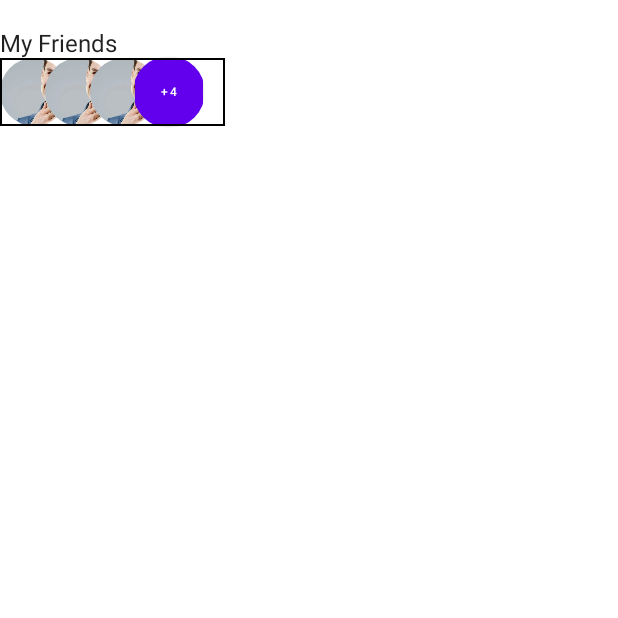
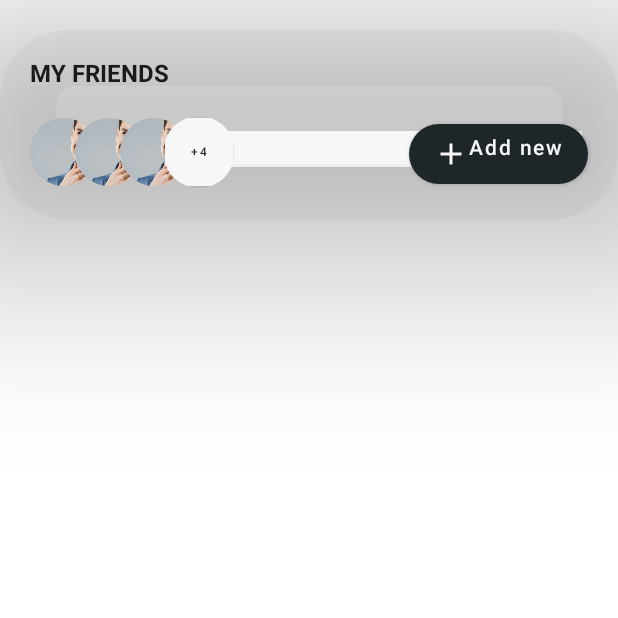
Before and after one commit to Nastya-Lis/StepWalker, an Android app built with Jetpack Compose: the composable FriendTab shown on its own in the app's theme, on a phone screen of 412 x 824 dp, the top half of it. Run offline under Robolectric (Android 15) with nearby library versions, the phone set to English and light mode, and no system bars.

Commit message:
Make full UI FirstScreen

```diff
--- a/app/src/main/java/com/example/stepwalker/screens/FirstScreen.kt
+++ b/app/src/main/java/com/example/stepwalker/screens/FirstScreen.kt
@@ -10,7 +10,9 @@ import androidx.compose.foundation.shape.CircleShape
 import androidx.compose.foundation.shape.RoundedCornerShape
 import androidx.compose.material.*
 import androidx.compose.material.icons.Icons
+import androidx.compose.material.icons.filled.Add
 import androidx.compose.material.icons.filled.Menu
+import androidx.compose.material.icons.outlined.Add
 import androidx.compose.runtime.Composable
 import androidx.compose.ui.Modifier
 import androidx.compose.ui.draw.clip
@@ -26,6 +28,7 @@ import androidx.compose.ui.unit.dp
 import androidx.compose.ui.unit.sp
 import com.example.stepwalker.R
 import java.util.*
+import kotlin.math.sign
 
 @Composable
 fun FirstScreen() {
@@ -46,6 +49,7 @@ fun FirstScreen() {
 
             StepsAllStatistic()
             FriendTab()
+            Discounts()
         }
     }
 }
@@ -186,42 +190,112 @@ fun MonthRecord() {
 
 @Composable
 fun FriendTab() {
-    Column(modifier = Modifier.padding(top = 20.dp)) {
-        Text("My Friends")
-        Row() {
-            /*it's better doing with LazyColumn*/
-            Box(modifier = Modifier.width(150.dp).border(1.dp, Color.Black)) {
-                    Image(painter = painterResource(id = R.drawable.man1),"friend",
+    Column(
+        modifier = Modifier
+            .padding(top = 20.dp)
+            .background(
+                Color(0xFFF7F7F8),
+                shape = RoundedCornerShape(45.dp)
+            )
+            //.border(1.dp, Color.Gray, shape = RoundedCornerShape(45.dp))
+            .shadow(
+                80.dp,
+                shape = RoundedCornerShape(50.dp)
+            )
+    )
+    {
+        Column(
+            modifier = Modifier
+                .padding(20.dp)
+        ) {
+            Box(Modifier.padding(bottom = 20.dp)) {
+                Text("My Friends".uppercase(), fontWeight = FontWeight.Bold)
+            }
+            Row(
+                modifier = Modifier.fillMaxWidth(),
+                horizontalArrangement = Arrangement.SpaceBetween
+            ) {
+                /*it's better doing with LazyColumn*/
+                Box(
+                    modifier = Modifier.width(150.dp)//.border(1.dp, Color.Black)
+                ) {
+                    Image(
+                        painter = painterResource(id = R.drawable.man1), "friend",
                         contentScale = ContentScale.Crop,
                         modifier = Modifier
                             .size(45.dp)
-                            .clip(CircleShape) )
+                            .clip(CircleShape)
+                    )
 
-                    Image(painter = painterResource(id = R.drawable.man1), "friend",
+                    Image(
+                        painter = painterResource(id = R.drawable.man1), "friend",
                         contentScale = ContentScale.Crop,
                         modifier = Modifier
                             .padding(start = 30.dp)
                             .size(45.dp)
-                            .clip(CircleShape))
+                            .clip(CircleShape)
+                    )
 
-                    Image(painter = painterResource(id = R.drawable.man1), "friend",
+                    Image(
+                        painter = painterResource(id = R.drawable.man1), "friend",
                         contentScale = ContentScale.Crop,
                         modifier = Modifier
                             .padding(start = 60.dp)
                             .size(45.dp)
-                            .clip(CircleShape))
+                            .clip(CircleShape)
+                    )
 
-                Button(onClick = {},modifier = Modifier.padding(start = 90.dp).size(45.dp)
-                    .clip(CircleShape), ){
-                    Text("+4", fontSize = 8.sp)
+                    Button(
+                        onClick = {}, modifier = Modifier
+                            .padding(start = 90.dp)
+                            .size(45.dp)
+                            .clip(CircleShape),
+                        colors = ButtonDefaults.buttonColors(backgroundColor = Color(0xFFF7F7F8))
+                    ) {
+                        Text("+4", fontSize = 8.sp, color = Color(0xFF1F262A))
+                    }
                 }
-//                    Image(painter = painterResource(id = R.drawable.man1), "friend",
-//                        contentScale = ContentScale.Crop,
-//                        modifier = Modifier.padding(start = 90.dp)
-//                            .size(45.dp)
-//                            .clip(CircleShape))
 
+                Button(
+                    onClick = {}, shape = RoundedCornerShape(45.dp),
+                    colors = ButtonDefaults.buttonColors(backgroundColor = Color(0xFF1F262A))
+                ) {
+                    Row() {
+                        Icon(Icons.Filled.Add, "plus", tint = Color(0xFFF7F7F8))
+                        Text("Add new", color = Color(0xFFF7F7F8))
+                    }
+
+                }
             }
         }
     }
 }
+
+@Composable
+fun Discounts() {
+    Column(modifier = Modifier.padding(top = 20.dp)) {
+        Text("Available discounts", fontWeight = FontWeight.Bold)
+        LazyColumn(modifier = Modifier.padding(top = 20.dp)) {
+            items(4) {
+                Row(
+                    modifier = Modifier
+                        .fillMaxWidth()
+                        .padding(bottom = 10.dp),
+                    horizontalArrangement = Arrangement.SpaceBetween
+                ) {
+                    Image(painterResource(id = R.drawable.mcdonald), "mc")
+                    Column(modifier = Modifier.weight(2f).padding(start = 20.dp)) {
+                        Text("McDonald's")
+                        Text("10% discount", color = Color.LightGray, fontSize = 12.sp)
+                    }
+                    Button(
+                        onClick = {}, shape = RoundedCornerShape(45.dp),
+                        colors = ButtonDefaults.buttonColors(backgroundColor = Color(0xFFF7F7F8))
+                    ) {
+                        Text("$12")
+                    }
+                }
+            }
+        }
+    }
+}
```
